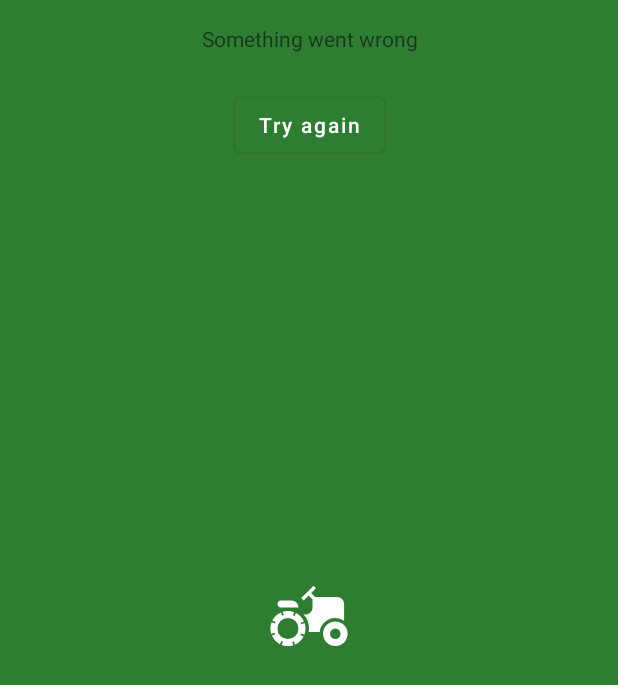
After one commit to pandulapeter/spray-app, an Android app: the layout item_error.xml on its own in the app's theme, with its tools: preview values and no code run, on a phone screen of 412 x 824 dp. The commit adds this screen. Shown: the top 685 px of the screen. Run offline under Robolectric (Android 15) with nearby library versions, the phone set to English and light mode, and no system bars.

Commit message:
Improve error handling.

```diff
--- a/presentation/src/main/java/com/gyorgyzoltan/sprayApp/presentation/feature/shared/list/BaseAdapter.kt
+++ b/presentation/src/main/java/com/gyorgyzoltan/sprayApp/presentation/feature/shared/list/BaseAdapter.kt
@@ -12,7 +12,8 @@
 import java.util.ArrayDeque
 
 open class BaseAdapter<T : ListItem>(
-    private val scope: CoroutineScope
+    private val scope: CoroutineScope,
+    private val onTryAgainButtonPressed: () -> Unit = {}
 ) : RecyclerView.Adapter<BaseViewHolder<*, *>>() {
 
     private var items = emptyList<T>()
@@ -29,18 +30,21 @@
     @CallSuper
     override fun getItemViewType(position: Int) = when (getItem(position)) {
         is TextViewHolder.UiModel -> R.layout.item_text
+        is ErrorViewHolder.UiModel -> R.layout.item_error
         else -> throw  IllegalArgumentException("Unsupported item type at position $position.")
     }
 
     @CallSuper
     override fun onCreateViewHolder(parent: ViewGroup, viewType: Int): BaseViewHolder<*, *> = when (viewType) {
         R.layout.item_text -> TextViewHolder.create(parent)
+        R.layout.item_error -> ErrorViewHolder.create(parent, onTryAgainButtonPressed)
         else -> throw  IllegalArgumentException("Unsupported item view type: $viewType.")
     }
 
     @CallSuper
     override fun onBindViewHolder(holder: BaseViewHolder<*, *>, position: Int) = when (holder) {
         is TextViewHolder -> holder.bind(getItem(position) as TextViewHolder.UiModel)
+        is ErrorViewHolder -> holder.bind(getItem(position) as ErrorViewHolder.UiModel)
         else -> throw  IllegalArgumentException("Unsupported item type at position $position.")
     }
 
--- a/presentation/src/main/res/layout/item_configuration_selected_nozzle.xml
+++ b/presentation/src/main/res/layout/item_configuration_selected_nozzle.xml
@@ -12,7 +12,7 @@
 
     <com.google.android.material.card.MaterialCardView
         android:layout_width="match_parent"
-        android:layout_height="wrap_content"
+        android:layout_height="@dimen/configuration_nozzle_type_height"
         android:layout_marginStart="@dimen/large_content_padding"
         android:layout_marginTop="@dimen/content_padding"
         android:layout_marginEnd="@dimen/large_content_padding"
@@ -22,7 +22,8 @@
         <TextView
             android:id="@+id/nozzle"
             android:layout_width="match_parent"
-            android:layout_height="wrap_content"
+            android:layout_height="match_parent"
+            android:gravity="center"
             android:padding="@dimen/content_padding"
             android:text="@{uiModel.formattedName}"
             tools:text="Nozzle name" />
--- /dev/null
+++ b/presentation/src/main/res/layout/item_error.xml
@@ -0,0 +1,40 @@
+<?xml version="1.0" encoding="utf-8"?>
+<layout xmlns:android="http://schemas.android.com/apk/res/android"
+    xmlns:app="http://schemas.android.com/apk/res-auto">
+
+    <data>
+
+        <variable
+            name="uiModel"
+            type="com.gyorgyzoltan.sprayApp.presentation.feature.shared.list.ErrorViewHolder.UiModel" />
+
+    </data>
+
+    <androidx.constraintlayout.widget.ConstraintLayout
+        android:layout_width="match_parent"
+        android:layout_height="wrap_content"
+        android:padding="@dimen/large_content_padding">
+
+        <TextView
+            android:id="@+id/error_message"
+            android:layout_width="0dp"
+            android:layout_height="wrap_content"
+            android:gravity="center"
+            android:text="@string/general_error"
+            app:layout_constraintEnd_toEndOf="parent"
+            app:layout_constraintStart_toStartOf="parent"
+            app:layout_constraintTop_toTopOf="parent" />
+
+        <com.google.android.material.button.MaterialButton
+            android:id="@+id/try_again_button"
+            android:layout_width="wrap_content"
+            android:layout_height="wrap_content"
+            android:layout_marginTop="@dimen/extra_large_content_padding"
+            android:text="@string/general_try_again"
+            app:layout_constraintEnd_toEndOf="parent"
+            app:layout_constraintStart_toStartOf="parent"
+            app:layout_constraintTop_toBottomOf="@id/error_message" />
+
+    </androidx.constraintlayout.widget.ConstraintLayout>
+
+</layout>
```
Also changed, not shown: presentation/src/main/java/com/gyorgyzoltan/sprayApp/presentation/feature/main/work/configuration/nozzlePicker/NozzlePickerFragment.kt (+10 -8 lines), presentation/src/main/java/com/gyorgyzoltan/sprayApp/presentation/feature/main/work/configuration/nozzlePicker/NozzlePickerViewModel.kt (+24 -6 lines), presentation/src/main/java/com/gyorgyzoltan/sprayApp/presentation/feature/main/work/configuration/nozzlePicker/list/EmptyViewHolder.kt (added, +30 -0 lines), presentation/src/main/java/com/gyorgyzoltan/sprayApp/presentation/feature/main/work/configuration/nozzlePicker/list/HeaderViewHolder.kt (added, +29 -0 lines), presentation/src/main/java/com/gyorgyzoltan/sprayApp/presentation/feature/main/work/configuration/nozzlePicker/list/NozzlePickerAdapter.kt (+8 -1 lines), presentation/src/main/java/com/gyorgyzoltan/sprayApp/presentation/feature/shared/ListFragment.kt (+7 -0 lines), presentation/src/main/java/com/gyorgyzoltan/sprayApp/presentation/feature/shared/list/ErrorViewHolder.kt (added, +39 -0 lines), presentation/src/main/java/com/gyorgyzoltan/sprayApp/presentation/utils/Extensions.kt (+9 -1 lines), presentation/src/main/res/layout/item_nozzle_picker_empty.xml (added, +24 -0 lines), presentation/src/main/res/layout/item_nozzle_picker_header.xml (added, +24 -0 lines), presentation/src/main/res/values/strings.xml (+4 -3 lines).
